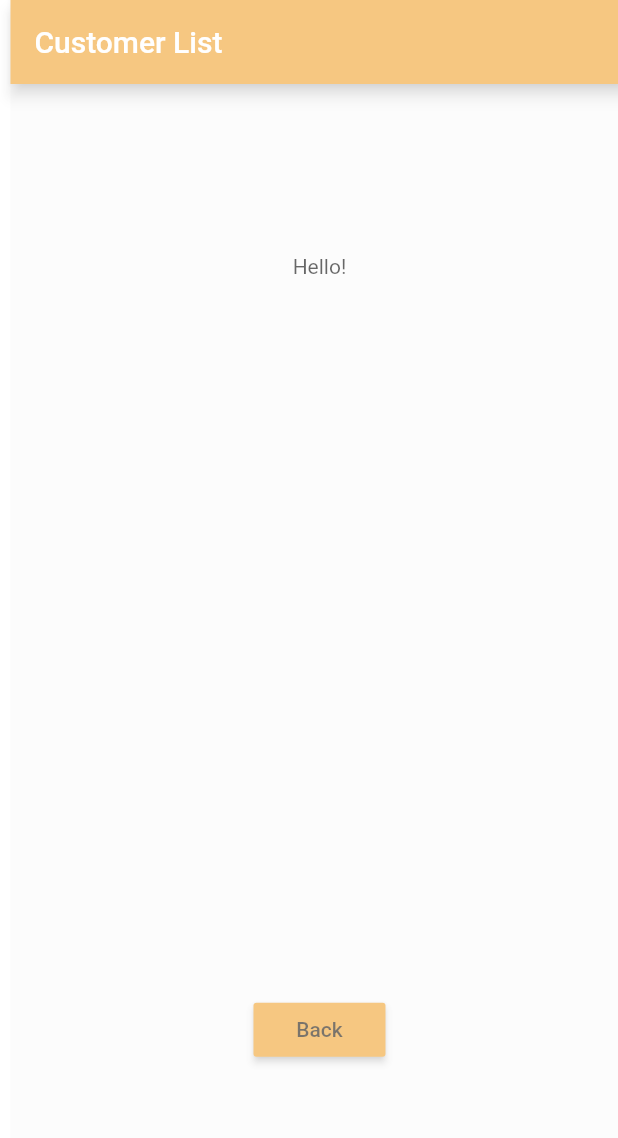
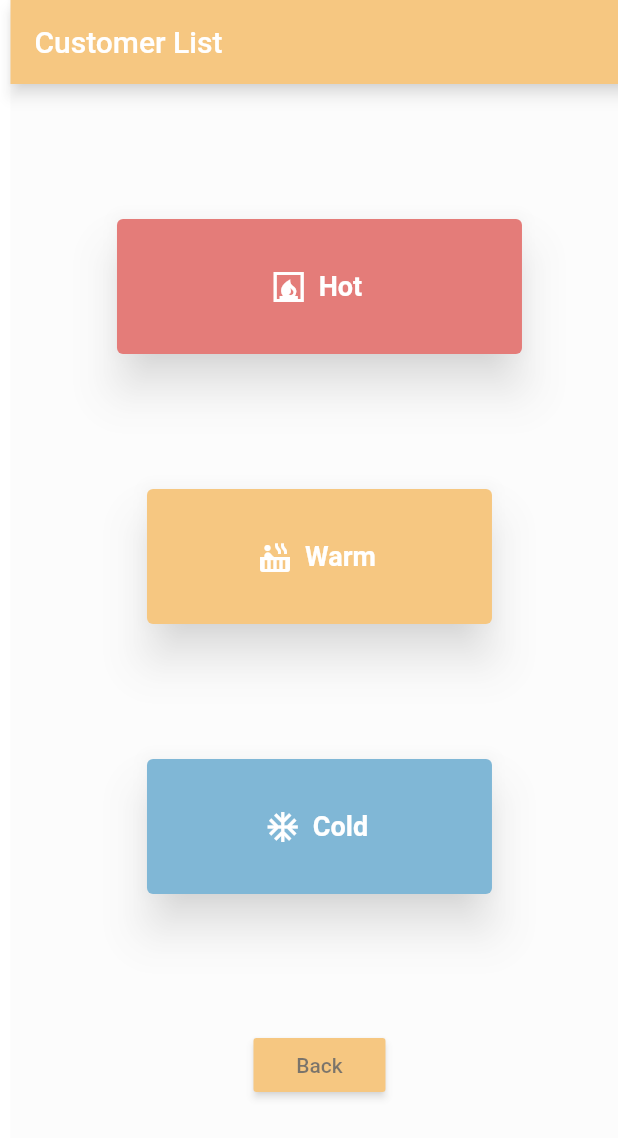
Before and after one commit to melzarjanchico-up/dennis-lechon-crm, a Flutter app: the screen it shows after launch, after a tap on "Customer List", on a phone screen of 412 x 824 dp. Shown: the top 1138 px of the screen. Run offline on Flutter 3.47's test engine with Material 2 defaults, Android fonts, the phone set to English and light mode, and no system bars; our stand-ins replace cloud_firestore, firebase_auth, firebase_core, flutter_spinkit, google_fonts; accounts and stored records are empty; network calls fail; Roboto replaces fonts that are missing (Oxygen).

Commit message:
updated customer screen
di pa ni final, gi sunod ra ang format sa home screen hahaha

```diff
--- a/dennis_lechon_crm/lib/screens/homebuttons/customer_screen.dart
+++ b/dennis_lechon_crm/lib/screens/homebuttons/customer_screen.dart
@@ -3,13 +3,16 @@
 import 'package:cloud_firestore/cloud_firestore.dart';
 import 'package:flutter/cupertino.dart';
 import 'package:flutter/material.dart';
+import 'package:google_fonts/google_fonts.dart';
+import 'package:dennis_lechon_crm/widgets/loading.dart';
+import 'package:dennis_lechon_crm/widgets/loading.dart';
 
 // firestore test shiz
 import '../../services/test_database.dart';
 
 class CustomerScreen extends StatelessWidget {
-
-  final Stream<QuerySnapshot> tags = FirebaseFirestore.instance.collection('tags').snapshots();
+  final Stream<QuerySnapshot> tags =
+      FirebaseFirestore.instance.collection('tags').snapshots();
 
   @override
   Widget build(BuildContext context) {
@@ -24,37 +27,64 @@ class CustomerScreen extends StatelessWidget {
           child: Column(
             mainAxisAlignment: MainAxisAlignment.spaceEvenly,
             children: [
-
-              const Text(
-                "Hello!",
-                style: TextStyle(color: Colors.black)
+              ElevatedButton.icon(
+                onPressed: () async {},
+                icon: const Icon(Icons.fireplace_sharp),
+                label: Text(
+                  "Hot",
+                  style: GoogleFonts.oxygen(
+                    fontSize: 18,
+                    fontWeight: FontWeight.bold,
+                  ),
+                ),
+                style: ElevatedButton.styleFrom(
+                  primary: const Color(0xFFD3231E),
+                  onPrimary: Colors.white,
+                  elevation: 12,
+                  //shape: RoundedRectangleBorder(
+                  //   borderRadius: BorderRadius.circular(60.0)),
+                  minimumSize: const Size(270, 90),
+                ),
               ),
-
-              Container(
-                height: 250,
-                padding: const EdgeInsets.symmetric(vertical: 20),
-                child:
-                  StreamBuilder<QuerySnapshot>(
-                    stream: tags,
-                    builder: (BuildContext context, AsyncSnapshot<QuerySnapshot> snapshot) {
-                      if (snapshot.hasError) {
-                        return const Text("Something went wrong!");
-                      }
-                      if (snapshot.connectionState == ConnectionState.waiting) {
-                        return const Text("Loading.");
-                      }
-
-                      final data = snapshot.requireData;
-                      return ListView.builder(
-                        itemCount: data.size,
-                        itemBuilder: (context, index) {
-                          return Text('this is my sample tag ${data.docs[index]['name']}.');
-                        }
-                      );
-                    }
+              ElevatedButton.icon(
+                onPressed: () async {},
+                style: ElevatedButton.styleFrom(
+                  primary: const Color(0xFFF1A22C),
+                  onPrimary: Colors.white,
+                  elevation: 12,
+                  //shape: RoundedRectangleBorder(
+                  //    borderRadius: BorderRadius.circular(60.0)),
+                  minimumSize: const Size(230, 90),
+                ),
+                icon: const Icon(Icons
+                    .hot_tub), //walay warm na icon aay gikapoy nakog pangita hahaha
+                label: Text(
+                  "Warm",
+                  style: GoogleFonts.oxygen(
+                    fontSize: 18,
+                    fontWeight: FontWeight.bold,
                   ),
+                ),
               ),
-
+              ElevatedButton.icon(
+                onPressed: () async {},
+                style: ElevatedButton.styleFrom(
+                  primary: const Color(0xFF2A87BB),
+                  onPrimary: Colors.white,
+                  elevation: 12,
+                  //shape: RoundedRectangleBorder(
+                  //    borderRadius: BorderRadius.circular(60.0)),
+                  minimumSize: const Size(230, 90),
+                ),
+                icon: const Icon(Icons.ac_unit),
+                label: Text(
+                  "Cold",
+                  style: GoogleFonts.oxygen(
+                    fontSize: 18,
+                    fontWeight: FontWeight.bold,
+                  ),
+                ),
+              ),
               RaisedButton(
                 child: const Text("Back"),
                 color: const Color(0xFFF1A22C),
@@ -62,9 +92,10 @@ class CustomerScreen extends StatelessWidget {
                   Navigator.pop(context);
                 },
               ),
-
             ],
           ),
+          //body: Center(
+          //child:
         ),
       ),
     );
```
Also changed, not shown: dennis_lechon_crm/pubspec.lock.
